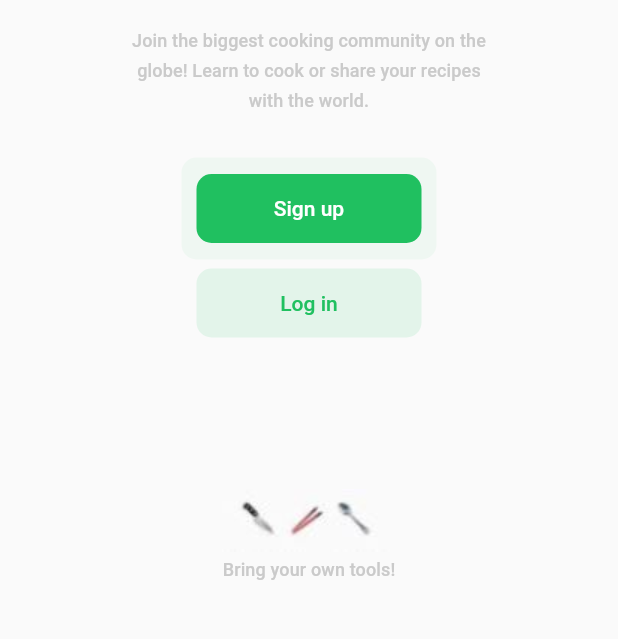
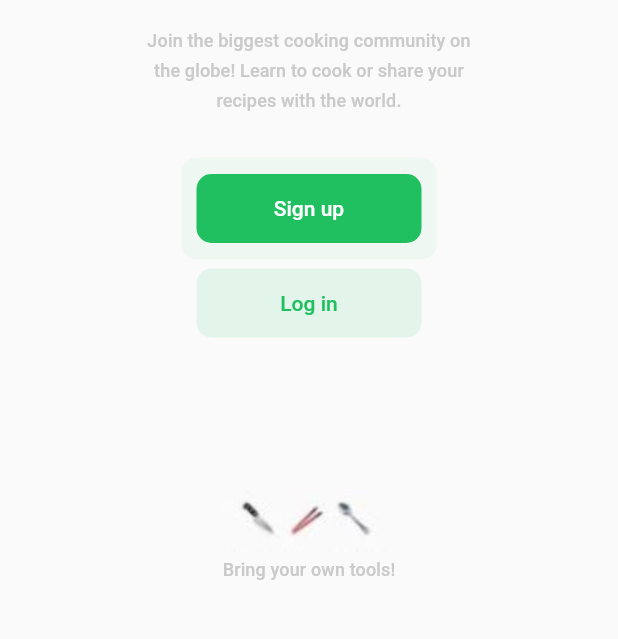
Before and after one commit to Mikiyas721/chef, a Flutter app: the screen it shows after launch, on a phone screen of 412 x 824 dp, the part 594-1233 px from its top. Run offline on Flutter 3.47's test engine with Material 2 defaults, Android fonts, the phone set to English and light mode, and no system bars; our stand-ins replace equatable.

Commit message:
Updated with Suggestion

```diff
--- /dev/null
+++ b/lib/common/common.dart
@@ -0,0 +1 @@
+export 'extensions.dart';
--- a/lib/main.dart
+++ b/lib/main.dart
@@ -1,7 +1,7 @@
 import 'package:flutter/material.dart';
-import './presentation/ui/pages/loginPage.dart';
-import './presentation/ui/pages/signUpPage.dart';
-import './presentation/ui/pages/openingPage.dart';
+import './presentation/ui/pages/login_page.dart';
+import './presentation/ui/pages/sign_up_page.dart';
+import './presentation/ui/pages/opening_page.dart';
 
 void main() {
   runApp(MyApp());
--- a/lib/presentation/models/buttonModel.dart
+++ /dev/null
@@ -1,6 +0,0 @@
-class ButtonModel {
-  String label;
-  bool isLoading;
-
-  ButtonModel({this.label, this.isLoading});
-}
--- a/lib/presentation/models/textFieldModel.dart
+++ /dev/null
@@ -1,5 +0,0 @@
-class TextFieldModel {
-  String error;
-
-  TextFieldModel({this.error});
-}
--- a/lib/presentation/ui/pages/openingPage.dart
+++ b/lib/presentation/ui/pages/opening_page.dart
@@ -1,6 +1,6 @@
 import 'package:flutter/material.dart';
-import '../../models/buttonModel.dart';
 import '../widgets/myButton.dart';
+import '../../../common/common.dart';
 
 class OpeningPage extends StatelessWidget {
   @override
@@ -8,7 +8,7 @@ class OpeningPage extends StatelessWidget {
     return Scaffold(
       body: Center(
         child: Container(
-          width: 250,
+          padding: 90.hPadding,
           child: Column(
             mainAxisAlignment: MainAxisAlignment.end,
             mainAxisSize: MainAxisSize.max,
@@ -18,7 +18,7 @@ class OpeningPage extends StatelessWidget {
                 padding: const EdgeInsets.only(top: 20),
                 child: Text(
                   'Become a pro chef in your house',
-                  style: Theme.of(context).textTheme.headline1,
+                  style: context.headline1,
                   textAlign: TextAlign.center,
                 ),
               ),
@@ -26,40 +26,39 @@ class OpeningPage extends StatelessWidget {
                 padding: const EdgeInsets.only(top: 15, bottom: 30),
                 child: Text(
                   'Join the biggest cooking community on the globe! Learn to cook or share your recipes with the world.',
-                  style: Theme.of(context).textTheme.subtitle2,
+                  style: context.subtitle2,
                   textAlign: TextAlign.center,
                 ),
               ),
               MyButton(
-                model: ButtonModel(label: 'Sign up', isLoading: false),
+                text: 'Sign up',
                 onPressed: () {
                   Navigator.pushNamed(context, '/signUpPage');
                 },
                 minWidth: 150,
-              ),SizedBox(height: 5),
+              ),
+              5.vSpace,
               ButtonTheme(
                 minWidth: 150,
                 child: FlatButton(
                   onPressed: () {
                     Navigator.pushNamed(context, '/loginPage');
                   },
-                  padding: EdgeInsets.only(top: 15, bottom: 15),
+                  padding: 15.vPadding,
                   color: Color(0xffe3f4ea),
-                  textColor: Theme.of(context).buttonColor,
+                  textColor: context.buttonColor,
                   child: Text('Log in'),
                   shape: RoundedRectangleBorder(
                       borderRadius: BorderRadius.all(Radius.circular(10))),
                 ),
               ),
-              SizedBox(
-                height: 100,
-              ),
+              100.vSpace,
               Image.asset('assets/2.jpg'),
               Padding(
                 padding: const EdgeInsets.only(bottom: 40),
                 child: Text(
                   'Bring your own tools!',
-                  style: Theme.of(context).textTheme.subtitle2,
+                  style: context.subtitle2,
                 ),
               ),
             ],
--- a/lib/presentation/ui/widgets/myButton.dart
+++ b/lib/presentation/ui/widgets/myButton.dart
@@ -1,12 +1,19 @@
 import 'package:flutter/material.dart';
-import '../../models/buttonModel.dart';
+import '../../../common/common.dart';
 
 class MyButton extends StatelessWidget {
-  final ButtonModel model;
+  final bool isLoading;
+  final String text;
   final void Function() onPressed;
   final double minWidth;
-  const MyButton({Key key, @required this.model, @required this.onPressed, this.minWidth = double.infinity})
-      : super(key: key);
+
+  const MyButton({
+    Key key,
+    this.isLoading = false,
+    this.text,
+    @required this.onPressed,
+    this.minWidth = double.infinity,
+  }) : super(key: key);
 
   @override
   Widget build(BuildContext context) {
@@ -14,16 +21,17 @@ class MyButton extends StatelessWidget {
       color: Color(0x66dff3e6),
       borderRadius: BorderRadius.all(Radius.circular(10)),
       child: Padding(
-        padding: const EdgeInsets.all(10),
+        padding: 10.allPadding,
         child: ButtonTheme(
           minWidth: minWidth,
           child: FlatButton(
-            padding: EdgeInsets.only(top:15,bottom: 15),
+            padding: 15.vPadding,
             onPressed: onPressed,
-            color: Theme.of(context).buttonColor,
+            color: context.buttonColor,
             textColor: Colors.white,
-            child:
-                model.isLoading ? CircularProgressIndicator() : Text(model.label),
+            child: isLoading
+                ? CircularProgressIndicator()
+                : Text(text),
             shape: RoundedRectangleBorder(
                 borderRadius: BorderRadius.all(Radius.circular(10))),
           ),
--- a/pubspec.yaml
+++ b/pubspec.yaml
@@ -28,6 +28,7 @@ dependencies:
   # The following adds the Cupertino Icons font to your application.
   # Use with the CupertinoIcons class for iOS style icons.
   cupertino_icons: ^1.0.0
+  equatable: ^1.2.5
 
 dev_dependencies:
   flutter_test:
```
Also changed, not shown: lib/common/extensions.dart (added, +13 -0 lines), lib/presentation/models/login_view_model.dart (added, +29 -0 lines), lib/presentation/models/sign_up_view_model.dart (added, +35 -0 lines), lib/presentation/ui/pages/loginPage.dart (deleted, +0 -76 lines), lib/presentation/ui/pages/login_page.dart (added, +14 -0 lines), lib/presentation/ui/pages/signUpPage.dart (deleted, +0 -81 lines), lib/presentation/ui/pages/sign_up_page.dart (added, +13 -0 lines), lib/presentation/ui/views/login_view.dart (added, +102 -0 lines), lib/presentation/ui/views/sign_up_view.dart (added, +104 -0 lines), lib/presentation/ui/widgets/myTextField.dart (+15 -16 lines), lib/presentation/ui/widgets/popCard.dart (+9 -4 lines), pubspec.lock.
